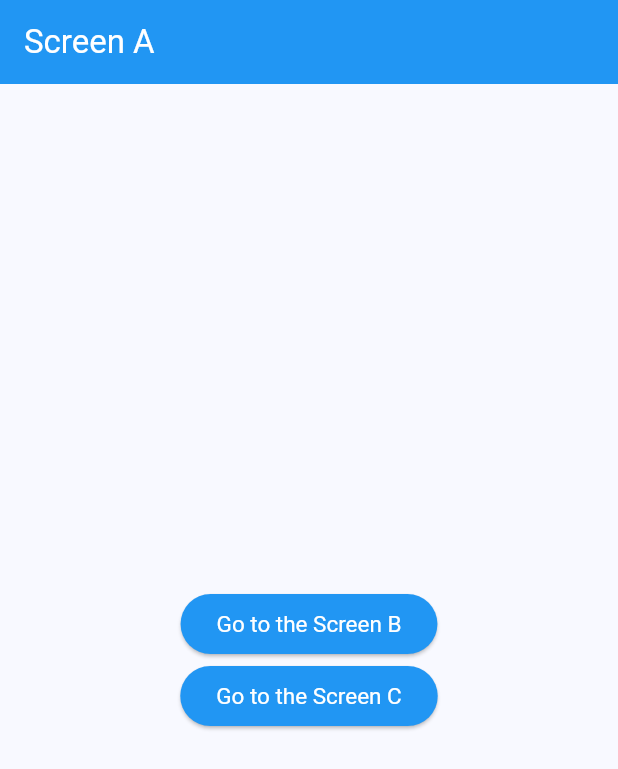
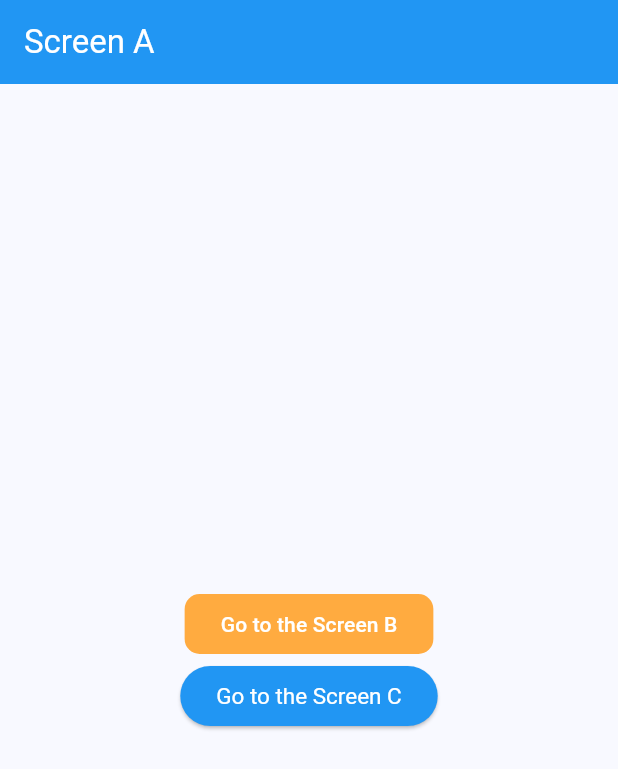
Before and after one commit to lklab/flutter-test, a Flutter app: the screen it shows after launch, on a phone screen of 412 x 824 dp. Shown: the top 769 px of the screen. Run offline on Flutter 3.47's test engine with Material 3 defaults, Android fonts, the phone set to English and light mode, and no system bars; our stand-ins replace fluttertoast.

Commit message:
버튼 스타일 변경

```diff
--- a/navigator/lib/screen_a.dart
+++ b/navigator/lib/screen_a.dart
@@ -19,12 +19,13 @@ class ScreenA extends StatelessWidget {
               onPressed: () {
                 Navigator.pushNamed(context, '/b');
               },
-              style: ButtonStyle(
-                textStyle: MaterialStateProperty.all(const TextStyle(
-                  fontSize: 15,
-                )),
-                foregroundColor: MaterialStateProperty.all(Colors.white),
-                backgroundColor: MaterialStateProperty.all(Colors.blue),
+              style: ElevatedButton.styleFrom(
+                backgroundColor: Colors.orangeAccent,
+                foregroundColor: Colors.white,
+                shape: RoundedRectangleBorder(
+                  borderRadius: BorderRadius.circular(10.0),
+                ),
+                elevation: 0.0,
               ),
               child: const Text('Go to the Screen B'),
             ),
```
Also changed, not shown: navigator/pubspec.lock.
